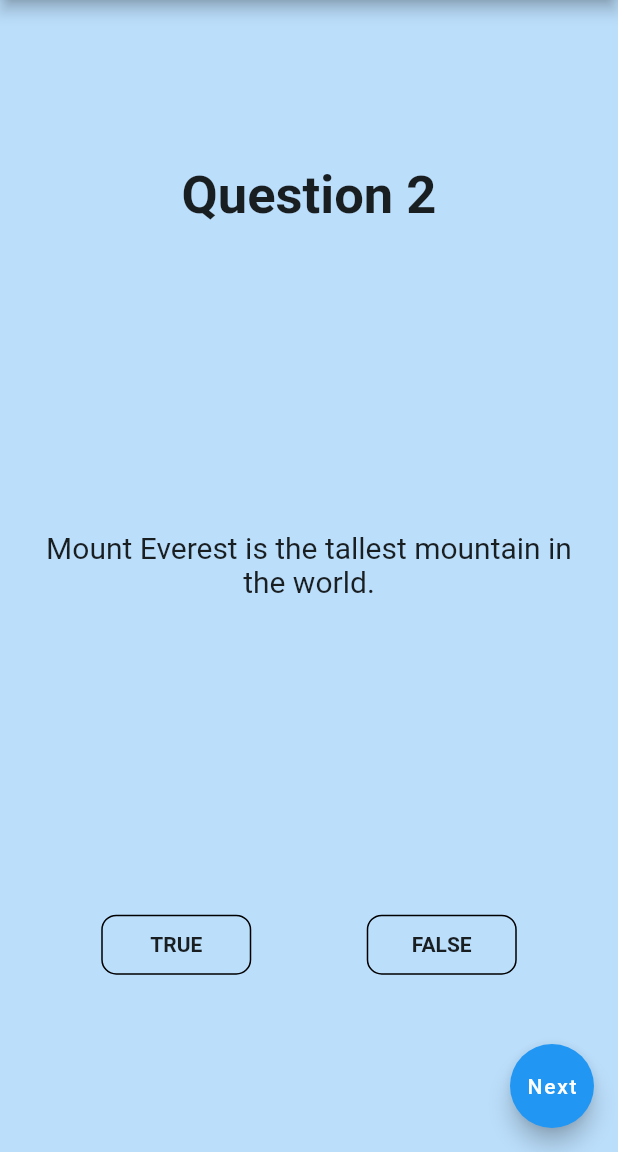
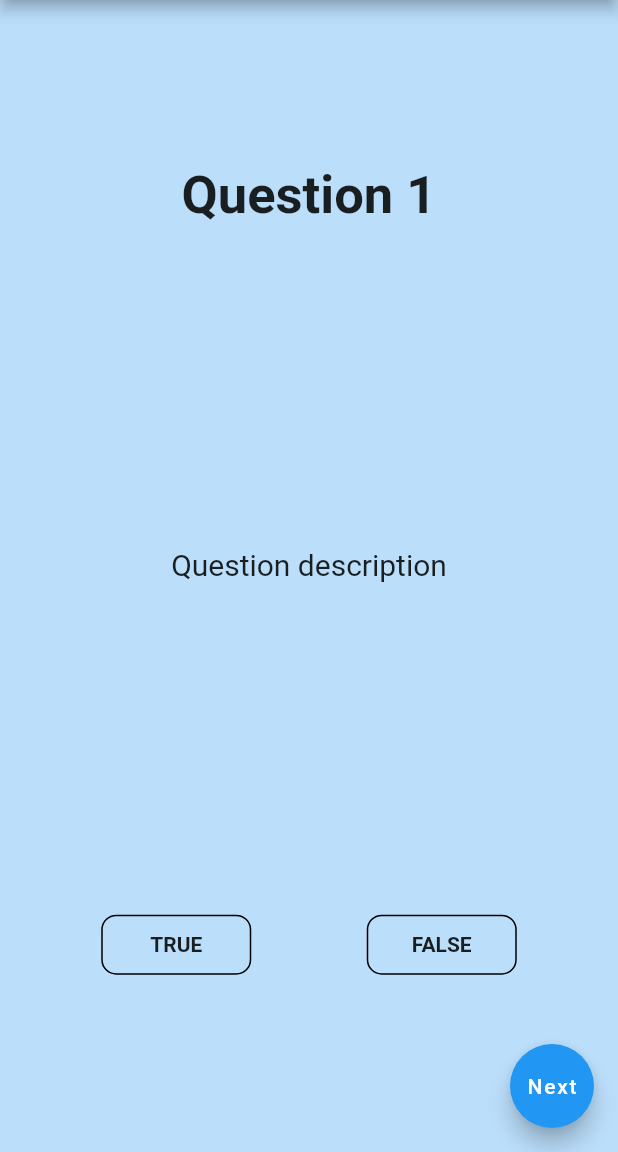
Before and after one commit to joinsigma/flutter-starter-templates, a Flutter app: the screen it shows after launch, after a tap on "Next", on a phone screen of 412 x 824 dp, the part 84-1236 px from its top. Run offline on Flutter 3.47's test engine with Material 2 defaults, Android fonts, the phone set to English and light mode, and no system bars.

Commit message:
amend capstone project

```diff
--- a/module_1/capstone/my_quiz/lib/main.dart
+++ b/module_1/capstone/my_quiz/lib/main.dart
@@ -1,5 +1,4 @@
 import 'package:flutter/material.dart';
-import 'package:my_quiz/quiz_data.dart';
 
 void main() {
   runApp(
@@ -22,7 +21,7 @@ class HomePage extends StatefulWidget {
 }
 
 class _HomePageState extends State<HomePage> {
-  var counter = 0;
+  int counter = 0;
 
   @override
   Widget build(BuildContext context) {
@@ -35,12 +34,12 @@ class _HomePageState extends State<HomePage> {
         child: Center(
           child: Padding(
             padding:
-                const EdgeInsets.symmetric(vertical: 10.0, horizontal: 25.0),
+            const EdgeInsets.symmetric(vertical: 10.0, horizontal: 25.0),
             child: Column(
               mainAxisAlignment: MainAxisAlignment.spaceEvenly,
               children: [
                 Text(
-                  'Question ${counter + 1}',
+                  'Question 1',
                   style: const TextStyle(
                       fontSize: 35.0, fontWeight: FontWeight.bold),
                 ),
@@ -48,7 +47,7 @@ class _HomePageState extends State<HomePage> {
                   height: 250,
                   alignment: Alignment.center,
                   child: Text(
-                    quizData[counter]['question_string'].toString(),
+                    "Question description",
                     style: const TextStyle(fontSize: 20.0),
                     textAlign: TextAlign.center,
                   ),
@@ -114,13 +113,6 @@ class _HomePageState extends State<HomePage> {
       floatingActionButton: FloatingActionButton(
         onPressed: () {
           // Switch to next question, reset to first question if comes to end of the question
-          setState(() {
-            if (counter < quizData.length - 1) {
-              counter++;
-            } else {
-              counter = 0;
-            }
-          });
         },
         child: const Text('Next'),
       ),
--- a/module_1/capstone/my_quiz/lib/quiz_data.dart
+++ b/module_1/capstone/my_quiz/lib/quiz_data.dart
@@ -1,4 +1,4 @@
-final quizData = [
+final List<Map<String,dynamic>> quizData = [
   {
     "question_id": "1",
     "question_string": "Infants have more bones than adults.",
```
Also changed, not shown: module_1/capstone/my_quiz/lib/quiz_answer_screen.dart (+29 -3 lines).
